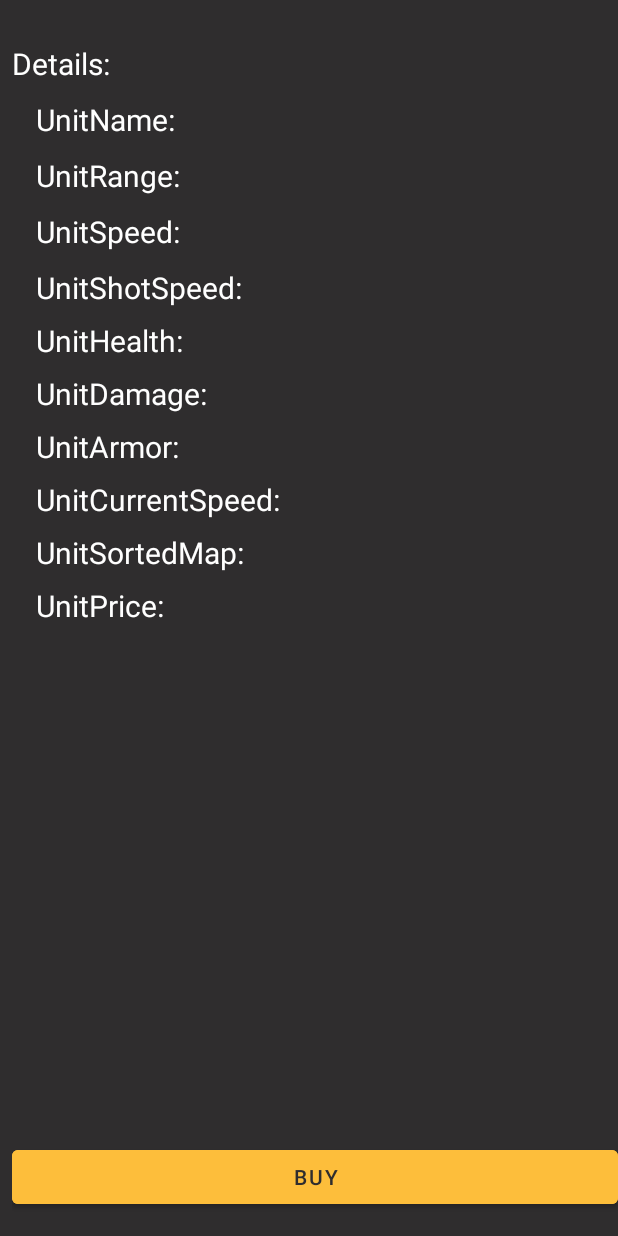
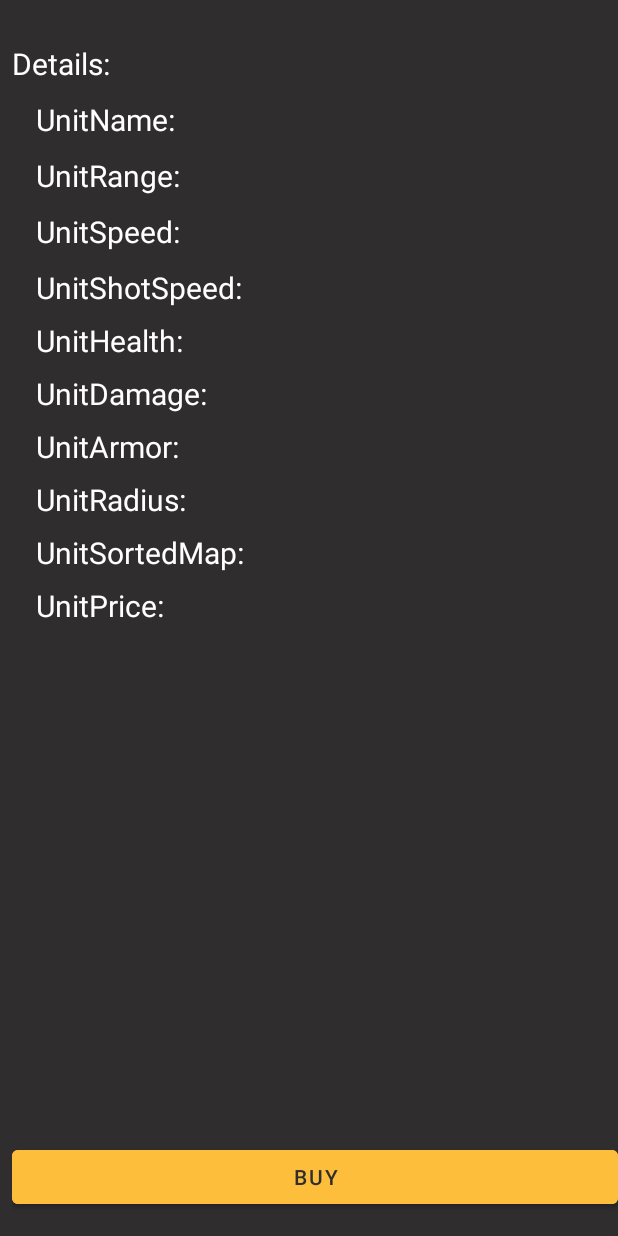
Before and after one commit to dolorsy/DoD, an Android app: the layout activity_unit_details.xml on its own in the app's theme, with its tools: preview values and no code run, on a phone screen of 412 x 824 dp. Run offline under Robolectric (Android 15) with nearby library versions, the phone set to English and light mode, and no system bars.

Commit message:
اللجمعة v2

```diff
--- a/app/src/main/java/com/dolor/destroyordefense/ShopActivity.java
+++ b/app/src/main/java/com/dolor/destroyordefense/ShopActivity.java
@@ -64,7 +64,7 @@ public class ShopActivity extends GeneralActivity {
                     dialog.dismiss();
                 })*/;
         View v = getLayoutInflater().inflate(R.layout.activity_unit_details, null);
-        TextView name, range, speed, shotSpeed, health, damage, armor, currentSpeed, sortedMap, price;
+        TextView name, range, speed, shotSpeed, health, damage, armor, radius, sortedMap, price;
         Button next;
 
         name = v.findViewById(R.id.UnitName);
@@ -88,8 +88,8 @@ public class ShopActivity extends GeneralActivity {
         armor = v.findViewById(R.id.UnitArmor);
         armor.setText("Price:                " + unit.getArmor());
 
-        currentSpeed = v.findViewById(R.id.UnitCurrentSpeed);
-        currentSpeed.setText("currentSpeed:    " + unit.getCurrentSpeed());
+        radius = v.findViewById(R.id.UnitRadius);
+        radius.setText("Radius:    " + unit.getRadius());
 
         sortedMap = v.findViewById(R.id.UnitSortedMap);
         sortedMap.setText("Targets:    " + unit.getSortMap());
--- a/app/src/main/res/layout/activity_unit_details.xml
+++ b/app/src/main/res/layout/activity_unit_details.xml
@@ -1,6 +1,7 @@
 <?xml version="1.0" encoding="utf-8"?>
 <androidx.constraintlayout.widget.ConstraintLayout xmlns:android="http://schemas.android.com/apk/res/android"
     xmlns:app="http://schemas.android.com/apk/res-auto"
+    xmlns:tools="http://schemas.android.com/tools"
     android:layout_width="match_parent"
     android:layout_height="match_parent"
     android:background="@color/ColorQuickActionBackground"
@@ -114,12 +115,12 @@
         app:layout_constraintTop_toBottomOf="@+id/UnitDamage" />
 
     <TextView
-        android:id="@+id/UnitCurrentSpeed"
+        android:id="@+id/UnitRadius"
         android:layout_width="match_parent"
         android:layout_height="wrap_content"
         android:layout_marginTop="8dp"
         android:paddingLeft="16dp"
-        android:text="UnitCurrentSpeed:"
+        android:text="UnitRadius:"
         android:textColor="@color/ColorWhite"
         android:textSize="20sp"
         app:layout_constraintEnd_toEndOf="parent"
@@ -136,10 +137,8 @@
         android:text="UnitSortedMap:"
         android:textColor="@color/ColorWhite"
         android:textSize="20sp"
-        app:layout_constraintEnd_toEndOf="parent"
-        app:layout_constraintHorizontal_bias="1.0"
-        app:layout_constraintStart_toStartOf="parent"
-        app:layout_constraintTop_toBottomOf="@+id/UnitCurrentSpeed" />
+        app:layout_constraintTop_toBottomOf="@+id/UnitRadius"
+        tools:layout_editor_absoluteX="4dp" />
 
     <TextView
         android:id="@+id/UnitDamage"
@@ -165,9 +164,8 @@
         android:text="UnitPrice:"
         android:textColor="@color/ColorWhite"
         android:textSize="20sp"
-        app:layout_constraintEnd_toEndOf="parent"
-        app:layout_constraintStart_toStartOf="parent"
-        app:layout_constraintTop_toBottomOf="@+id/UnitSortedMap" />
+        app:layout_constraintTop_toBottomOf="@+id/UnitSortedMap"
+        tools:layout_editor_absoluteX="4dp" />
 
     <Button
         android:id="@+id/buy"
```
